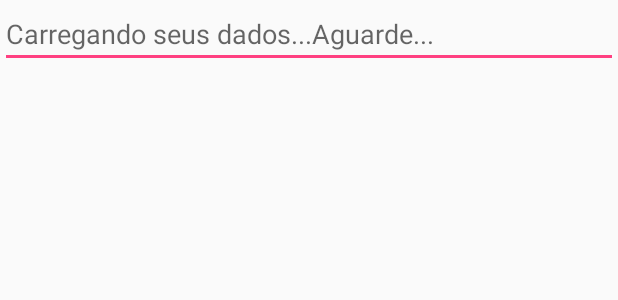
After one commit to AntonioRoberio/OdontecApp, an Android app: the layout activity_atualizar_dados.xml on its own in the app's theme, with its tools: preview values and no code run, on a phone screen of 412 x 824 dp. The commit adds this screen. Shown: the top 300 px of the screen. Run offline under Robolectric (Android 15) with nearby library versions, the phone set to English and light mode, and no system bars.

Commit message:
Método que lista as informações do usuário salvas em bancos que devem ser exibidas quando for solicitado alteração dos dados pessoais.

```diff
--- a/app/src/main/AndroidManifest.xml
+++ b/app/src/main/AndroidManifest.xml
@@ -18,7 +18,8 @@
         </activity>
         <activity android:name=".View.TelaPrincipal" />
         <activity android:name=".View.CadastrarUsuario" />
-        <activity android:name=".View.ResetSenha"></activity>
+        <activity android:name=".View.ResetSenha" />
+        <activity android:name=".View.AtualizarDados"></activity>
     </application>
 
 </manifest>
--- a/app/src/main/java/com/des/odontec/equipe/odontec/Model/Usuario.java
+++ b/app/src/main/java/com/des/odontec/equipe/odontec/Model/Usuario.java
@@ -1,7 +1,6 @@
 package com.des.odontec.equipe.odontec.Model;
 
 import com.google.firebase.database.Exclude;
-
 import java.util.HashMap;
 import java.util.Map;
 
@@ -17,7 +16,6 @@ public class Usuario {
     private String sexo;
     private String idade;
     private String estado;
-
     @Exclude
     public Map<String,Object> toMap(){
         HashMap<String,Object> dadosSalvar=new HashMap<>();
--- /dev/null
+++ b/app/src/main/res/layout/activity_atualizar_dados.xml
@@ -0,0 +1,15 @@
+<?xml version="1.0" encoding="utf-8"?>
+<LinearLayout xmlns:android="http://schemas.android.com/apk/res/android"
+    xmlns:app="http://schemas.android.com/apk/res-auto"
+    xmlns:tools="http://schemas.android.com/tools"
+    android:layout_width="match_parent"
+    android:layout_height="match_parent"
+    tools:context="com.des.odontec.equipe.odontec.View.AtualizarDados"
+    android:orientation="vertical">
+    <EditText
+        android:layout_width="match_parent"
+        android:layout_height="wrap_content"
+        android:hint="Carregando seus dados...Aguarde..."
+        android:id="@+id/pegarNome"/>
+
+</LinearLayout>
```
Also changed, not shown: app/src/main/java/com/des/odontec/equipe/odontec/Controller/UsuarioController.java (+13 -0 lines), app/src/main/java/com/des/odontec/equipe/odontec/Dao/UsuarioDao.java (+45 -1 lines), app/src/main/java/com/des/odontec/equipe/odontec/View/AtualizarDados.java (added, +41 -0 lines), app/src/main/java/com/des/odontec/equipe/odontec/View/TelaPrincipal.java (+16 -0 lines), app/src/main/res/layout/activity_tela_principal.xml (+9 -2 lines).
